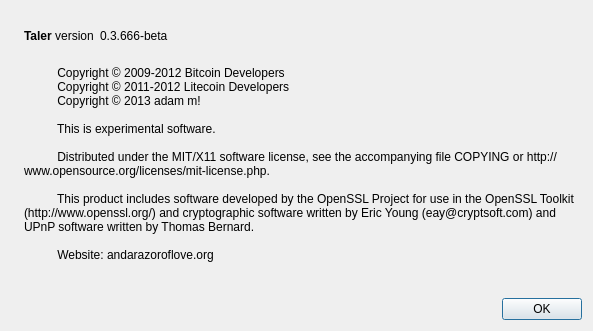
This is src/qt/forms/aboutdialog.ui in DenisMalofeyev/taler as Qt 5 draws it before an edit. The edited form follows.
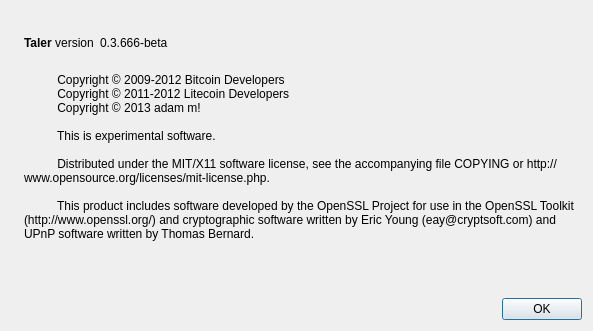
This is the edited form. Icons and pictures are not drawn.

What changed in the file:
```diff
--- a/src/qt/forms/aboutdialog.ui
+++ b/src/qt/forms/aboutdialog.ui
@@ -105,7 +105,6 @@
 
           This product includes software developed by the OpenSSL Project for use in the OpenSSL Toolkit (http://www.openssl.org/) and cryptographic software written by Eric Young (eay@cryptsoft.com) and UPnP software written by Thomas Bernard.
 
-          Website: andarazoroflove.org
         </string>
        </property>
        <property name="wordWrap">
```
